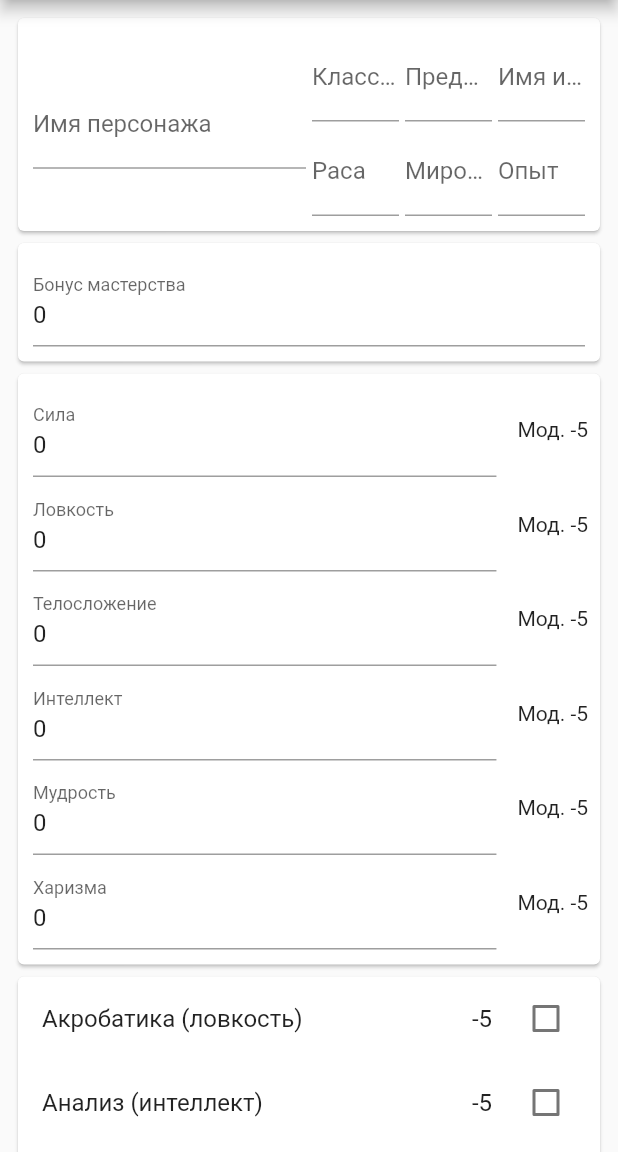
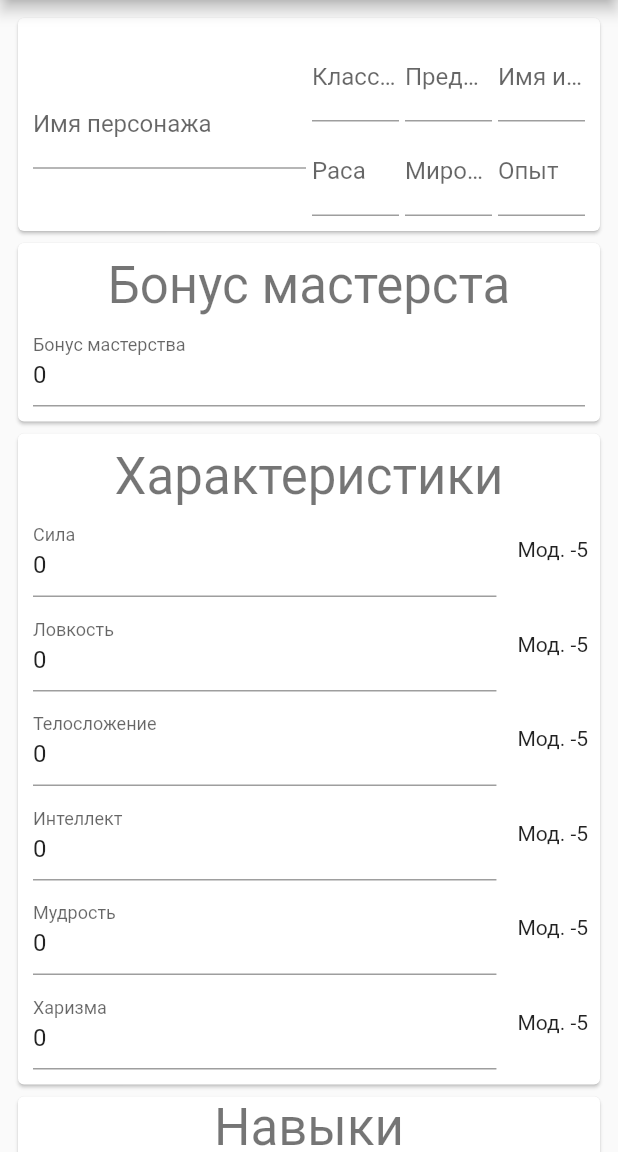
Before and after one commit to gudn/ddplayer, a Flutter app: the screen it shows after launch, on a phone screen of 412 x 824 dp, the part 84-1236 px from its top. Run offline on Flutter 3.47's test engine with Material 2 defaults, Android fonts, the light colour scheme and no system bars; our stand-ins replace bloc, flutter_bloc.

Commit message:
add headers

```diff
--- a/lib/components/skills.dart
+++ b/lib/components/skills.dart
@@ -101,6 +101,10 @@ class Skills extends StatelessWidget {
     return Card(
       child: Column(
         children: [
+          Text(
+            'Навыки',
+            style: Theme.of(context).textTheme.headline4,
+          ),
           for (final key in skillsList.keys) buildInput(key, context),
           BlocBuilder(
             bloc: attentionCubit,
--- a/lib/components/stats.dart
+++ b/lib/components/stats.dart
@@ -33,17 +33,24 @@ class Stats extends StatelessWidget {
     final masterBonus = Card(
         child: Padding(
       padding: const EdgeInsets.all(8.0),
-      child: Input(
-        'Бонус мастерства',
-        cubit: BlocProvider.of<MasterBonusCubit>(context),
-        expanded: false,
-      ),
+      child: Column(children: [
+        Text('Бонус мастерста', style: Theme.of(context).textTheme.headline4),
+        Input(
+          'Бонус мастерства',
+          cubit: BlocProvider.of<MasterBonusCubit>(context),
+          expanded: false,
+        ),
+      ]),
     ));
     final stats = Card(
       child: Padding(
         padding: const EdgeInsets.all(8.0),
         child: Column(
           children: [
+            Text(
+              'Характеристики',
+              style: Theme.of(context).textTheme.headline4,
+            ),
             StatInput('Сила', BlocProvider.of<StrengthCubit>(context)),
             StatInput('Ловкость', BlocProvider.of<SleightCibut>(context)),
             StatInput('Телосложение', BlocProvider.of<PhysiqueCubit>(context)),
```
